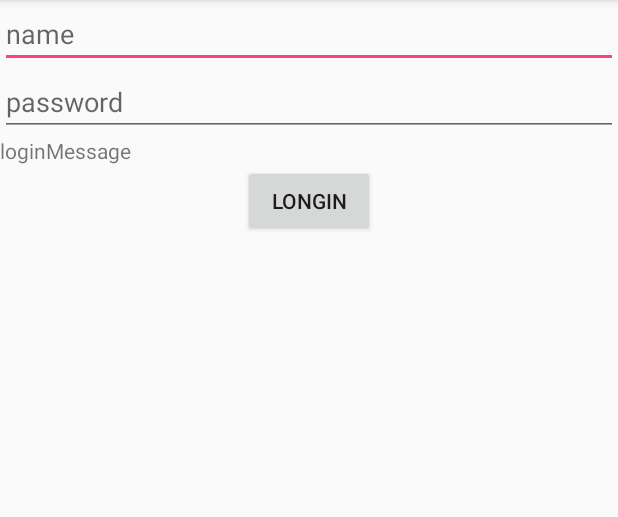
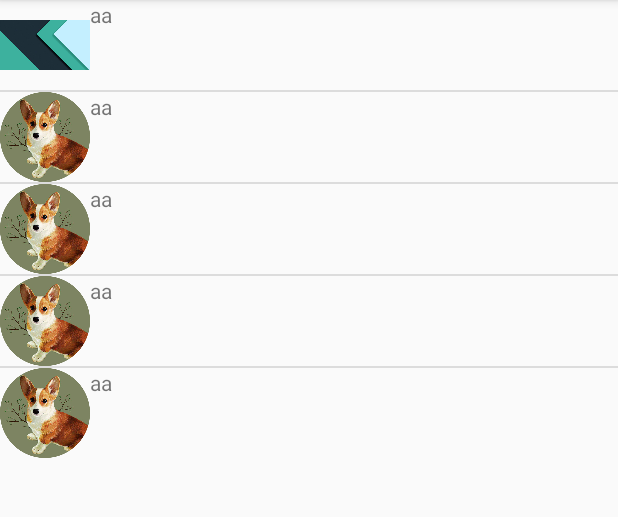
Before and after one commit to ZmjDns/mymvctest, an Android app: the screen it shows after launch (LoginAct before the commit, ShowGirlsAct after it), after a tap on "电话", on a phone screen of 412 x 824 dp, the part 84-601 px from its top. Run offline under Robolectric (Android 15) with nearby library versions, the phone set to English and light mode, and no system bars; libraries missing offline, so code that uses them is left out: com.zhy.http; 3 statements that could not run were skipped; 1 other tap on this screen came first.

Commit message:
简单的实现MVP模式

```diff
--- a/app/src/main/AndroidManifest.xml
+++ b/app/src/main/AndroidManifest.xml
@@ -24,7 +24,8 @@
         <activity android:name=".view.MyMainActivity" />
         <activity android:name=".view.activity.TestOkhttpAct" />
         <activity android:name=".MainActivity" /> <!-- .MainActivity -->
-        <activity android:name=".view.activity.LoginAct"></activity>
+        <activity android:name=".view.activity.LoginAct" />
+        <activity android:name=".view.activity.ShowGirlsAct"></activity>
     </application>
 
 </manifest>
--- /dev/null
+++ b/app/src/main/java/com/zmj/mvc/example/entery/Girl.java
@@ -0,0 +1,44 @@
+package com.zmj.mvc.example.entery;
+
+import android.graphics.Bitmap;
+import android.widget.ImageView;
+
+/**
+ * @author Zmj
+ * @date 2018/10/30
+ */
+public class Girl {
+    private String name;
+    private int pic;
+    private String commit;
+
+    public Girl(String name, int pic, String commit) {
+        this.name = name;
+        this.pic = pic;
+        this.commit = commit;
+    }
+
+    public String getName() {
+        return name;
+    }
+
+    public void setName(String name) {
+        this.name = name;
+    }
+
+    public int getPic() {
+        return pic;
+    }
+
+    public void setPic(int pic) {
+        this.pic = pic;
+    }
+
+    public String getCommit() {
+        return commit;
+    }
+
+    public void setCommit(String commit) {
+        this.commit = commit;
+    }
+}
--- /dev/null
+++ b/app/src/main/java/com/zmj/mvc/example/model/GirlModel.java
@@ -0,0 +1,30 @@
+package com.zmj.mvc.example.model;
+
+import android.content.res.Resources;
+import android.graphics.BitmapFactory;
+
+import com.zmj.mvc.example.MyApplication;
+import com.zmj.mvc.example.R;
+import com.zmj.mvc.example.entery.Girl;
+
+import java.util.ArrayList;
+import java.util.List;
+
+/**
+ * @author Zmj
+ * @date 2018/10/30
+ */
+public class GirlModel implements IGirlModel {
+    @Override
+    public void loadGirl(GirlOnLoadListener listener) {
+        List<Girl> data = new ArrayList<>();
+
+        data.add(new Girl("aa", R.drawable.bg_header,"五星好评"));
+        data.add(new Girl("aa", R.drawable.avatar_round,"五星好评"));
+        data.add(new Girl("aa", R.drawable.avatar_round,"五星好评"));
+        data.add(new Girl("aa", R.drawable.avatar_round,"五星好评"));
+        data.add(new Girl("aa", R.drawable.avatar_round,"五星好评"));
+
+        listener.onComplete(data);
+    }
+}
--- /dev/null
+++ b/app/src/main/java/com/zmj/mvc/example/model/IGirlModel.java
@@ -0,0 +1,18 @@
+package com.zmj.mvc.example.model;
+
+import com.zmj.mvc.example.entery.Girl;
+
+import java.util.List;
+
+/**
+ * @author Zmj
+ * @date 2018/10/30
+ * 加载数据
+ */
+public interface IGirlModel {
+    void loadGirl(GirlOnLoadListener listener);
+    //设计一个内部回调接口
+    interface GirlOnLoadListener{
+        void onComplete(List<Girl> girls);
+    }
+}
--- /dev/null
+++ b/app/src/main/java/com/zmj/mvc/example/presenter/GirlPersenter.java
@@ -0,0 +1,60 @@
+package com.zmj.mvc.example.presenter;
+
+import android.view.View;
+
+import com.zmj.mvc.example.entery.Girl;
+import com.zmj.mvc.example.model.GirlModel;
+import com.zmj.mvc.example.model.IGirlModel;
+import com.zmj.mvc.example.view.IGirlView;
+
+import java.lang.ref.WeakReference;
+import java.util.List;
+
+/**
+ * @author Zmj
+ * @date 2018/10/30
+ * 表示层
+ */
+public class GirlPersenter<T extends IGirlView> {
+    //1.view的引用
+//    IGirlView girlView;
+
+    WeakReference<T> mViewRef;
+
+    //2.model的引用
+    IGirlModel girlModel = new GirlModel();
+
+    //构造方法
+    public GirlPersenter(/*T view*/) {
+//        this.girlView = view;
+//        this.mViewRef = new WeakReference<>(view);
+    }
+
+    //进行绑定
+    public void onAttachView(T view){
+        mViewRef = new WeakReference<>(view);
+    }
+
+    //进行解绑
+    public void deachView(){
+        mViewRef.clear();
+    }
+
+
+    //4.执行操作
+    public void fetch(){
+        if (mViewRef.get() != null){//将原来的girlView 替换为弱引用的mViewRef.get()
+            mViewRef.get().showLoading();
+            if (girlModel != null){
+                girlModel.loadGirl(new IGirlModel.GirlOnLoadListener() {
+                    @Override
+                    public void onComplete(List<Girl> girls) {
+                        if (mViewRef.get() != null){
+                            mViewRef.get().showGirls(girls);
+                        }
+                    }
+                });
+            }
+        }
+    }
+}
--- /dev/null
+++ b/app/src/main/java/com/zmj/mvc/example/uiadapter/GirlsAdapter.java
@@ -0,0 +1,70 @@
+package com.zmj.mvc.example.uiadapter;
+
+import android.content.Context;
+import android.view.LayoutInflater;
+import android.view.View;
+import android.view.ViewGroup;
+import android.widget.BaseAdapter;
+import android.widget.ImageView;
+import android.widget.TextView;
+
+import com.zmj.mvc.example.R;
+import com.zmj.mvc.example.entery.Girl;
+
+import java.util.List;
+
+/**
+ * @author Zmj
+ * @date 2018/10/30
+ */
+public class GirlsAdapter extends BaseAdapter {
+    private Context context;
+    private List<Girl> girls;
+
+    public GirlsAdapter(Context context, List<Girl> girls) {
+        this.context = context;
+        this.girls = girls;
+    }
+
+    @Override
+    public int getCount() {
+        return girls.size();
+    }
+
+    @Override
+    public Object getItem(int position) {
+        return girls.get(position);
+    }
+
+    @Override
+    public long getItemId(int position) {
+        return position;
+    }
+
+    @Override
+    public View getView(int position, View convertView, ViewGroup parent) {
+        GirlViewHilder girlViewHilder = null;
+        if (convertView == null){
+            girlViewHilder = new GirlViewHilder();
+            convertView = LayoutInflater.from(context).inflate(R.layout.girl_item,null);
+            girlViewHilder.iv_girlpic = convertView.findViewById(R.id.iv_girlpic);
+            girlViewHilder.tv_girlName = convertView.findViewById(R.id.tv_girlName);
+            convertView.setTag(girlViewHilder);
+        }else {
+            girlViewHilder = (GirlViewHilder) convertView.getTag();
+        }
+
+        girlViewHilder.iv_girlpic.setImageDrawable(context.getResources().getDrawable(girls.get(position).getPic()));
+        girlViewHilder.tv_girlName.setText(girls.get(position).getName());
+        return convertView;
+    }
+
+    class GirlViewHilder{
+        public GirlViewHilder() {
+
+        }
+
+        ImageView iv_girlpic;
+        TextView tv_girlName;
+    }
+}
--- /dev/null
+++ b/app/src/main/java/com/zmj/mvc/example/view/IGirlView.java
@@ -0,0 +1,18 @@
+package com.zmj.mvc.example.view;
+
+import com.zmj.mvc.example.entery.Girl;
+
+import java.util.List;
+
+/**
+ * @author Zmj
+ * @date 2018/10/30
+ * 定义所有的逻辑
+ */
+public interface IGirlView {
+    void showLoading();
+
+    //显示ListView中的数据（使用回调的方式返回数据）
+    void showGirls(List<Girl> girls); //通过参数将结果回调到Act中
+    //此处不使用方法返回是为了防止线程卡死
+}
--- /dev/null
+++ b/app/src/main/java/com/zmj/mvc/example/view/activity/ShowGirlsAct.java
@@ -0,0 +1,53 @@
+package com.zmj.mvc.example.view.activity;
+
+import android.support.v7.app.AppCompatActivity;
+import android.os.Bundle;
+import android.widget.ListView;
+import android.widget.Toast;
+
+import com.zmj.mvc.example.R;
+import com.zmj.mvc.example.entery.Girl;
+import com.zmj.mvc.example.presenter.GirlPersenter;
+import com.zmj.mvc.example.uiadapter.GirlsAdapter;
+import com.zmj.mvc.example.view.IGirlView;
+
+import java.util.List;
+
+public class ShowGirlsAct extends AppCompatActivity implements IGirlView{
+
+    private ListView ListViewGirls;
+    private GirlsAdapter adapter;
+    private  GirlPersenter girlPersenter;
+    @Override
+    protected void onCreate(Bundle savedInstanceState) {
+        super.onCreate(savedInstanceState);
+        setContentView(R.layout.activity_show_girls);
+
+        ListViewGirls = findViewById(R.id.lv_girls);
+
+//        new GirlPersenter<>(this).fetch();
+        girlPersenter = new GirlPersenter();
+        //绑定
+        girlPersenter.onAttachView(this);
+
+        girlPersenter.fetch();
+
+    }
+
+    @Override
+    protected void onDestroy() {
+        super.onDestroy();
+        girlPersenter.deachView();
+    }
+
+    @Override
+    public void showLoading() {
+        Toast.makeText(this,"开始加载Girls",Toast.LENGTH_SHORT).show();
+    }
+
+    @Override
+    public void showGirls(List<Girl> girls) {
+        adapter = new GirlsAdapter(ShowGirlsAct.this,girls);
+        ListViewGirls.setAdapter(adapter);
+    }
+}
--- a/app/src/main/java/com/zmj/mvc/example/view/activity/SortDataAct.java
+++ b/app/src/main/java/com/zmj/mvc/example/view/activity/SortDataAct.java
@@ -148,7 +148,8 @@ public class SortDataAct extends AppCompatActivity implements SectionIndexer {
             @Override
             public void onTelephoneClick(GroupMemberBean bean) {
                 Log.d("LISTENER", "onTelephoneClick: LISTENER" + bean.getName() + bean.getPhoneNumber());
-                startActivity( new Intent(SortDataAct.this,LoginAct.class));
+//                startActivity( new Intent(SortDataAct.this,LoginAct.class));
+                startActivity(new Intent(SortDataAct.this,ShowGirlsAct.class));
             }
         });
 
@@ -156,7 +157,8 @@ public class SortDataAct extends AppCompatActivity implements SectionIndexer {
             @Override
             public void onLineCLickListener(GroupMemberBean bean) {
                 Log.d("ONLINELISTENER", "onLineCLickListener: " + bean.getName() + bean.getPhoneNumber());
-                startActivity( new Intent(SortDataAct.this,LoginAct.class));
+//                startActivity( new Intent(SortDataAct.this,LoginAct.class));
+                startActivity(new Intent(SortDataAct.this,ShowGirlsAct.class));
             }
         });
 
--- /dev/null
+++ b/app/src/main/res/layout/activity_show_girls.xml
@@ -0,0 +1,16 @@
+<?xml version="1.0" encoding="utf-8"?>
+<android.support.constraint.ConstraintLayout xmlns:android="http://schemas.android.com/apk/res/android"
+    xmlns:app="http://schemas.android.com/apk/res-auto"
+    xmlns:tools="http://schemas.android.com/tools"
+    android:layout_width="match_parent"
+    android:layout_height="match_parent"
+    tools:context=".view.activity.ShowGirlsAct">
+
+    <ListView
+        android:id="@+id/lv_girls"
+        android:layout_width="match_parent"
+        android:layout_height="wrap_content">
+
+    </ListView>
+
+</android.support.constraint.ConstraintLayout>
--- /dev/null
+++ b/app/src/main/res/layout/girl_item.xml
@@ -0,0 +1,20 @@
+<?xml version="1.0" encoding="utf-8"?>
+<LinearLayout
+    xmlns:android="http://schemas.android.com/apk/res/android"
+    android:layout_width="match_parent"
+    android:layout_height="match_parent">
+
+    <ImageView
+        android:id="@+id/iv_girlpic"
+        android:layout_width="60dp"
+        android:layout_height="60dp"
+        android:src="@mipmap/ic_launcher_round"/>
+
+    <TextView
+        android:id="@+id/tv_girlName"
+        android:layout_width="wrap_content"
+        android:layout_height="wrap_content"
+        android:gravity="center"
+        android:text="name"/>
+
+</LinearLayout>
```
